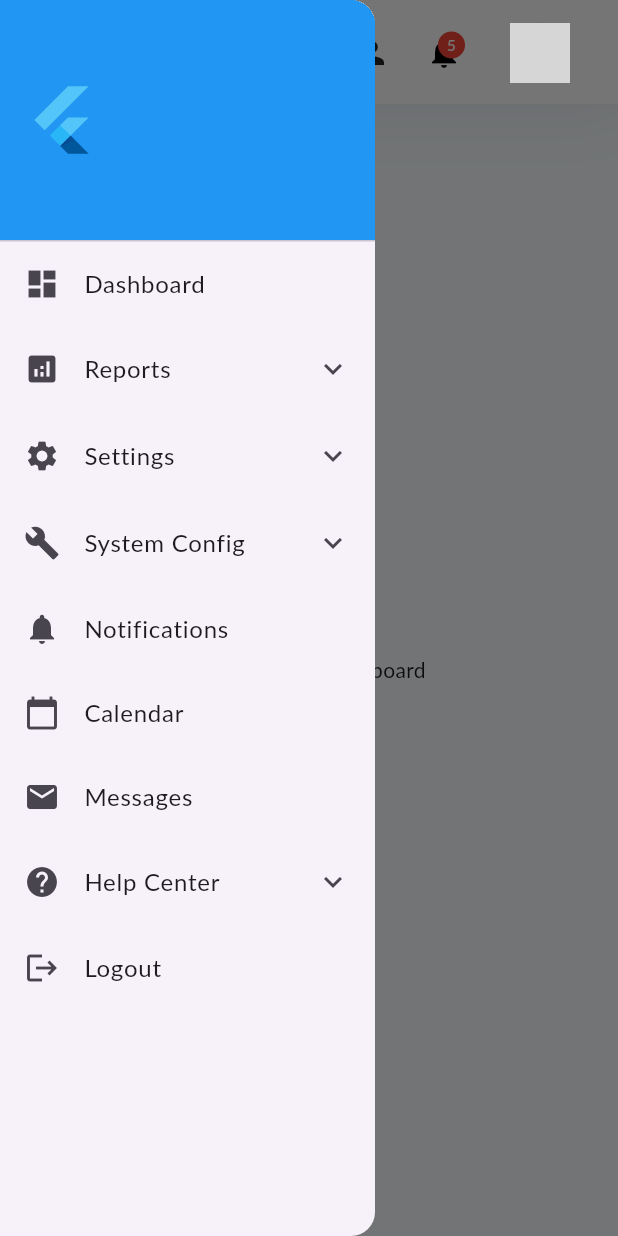
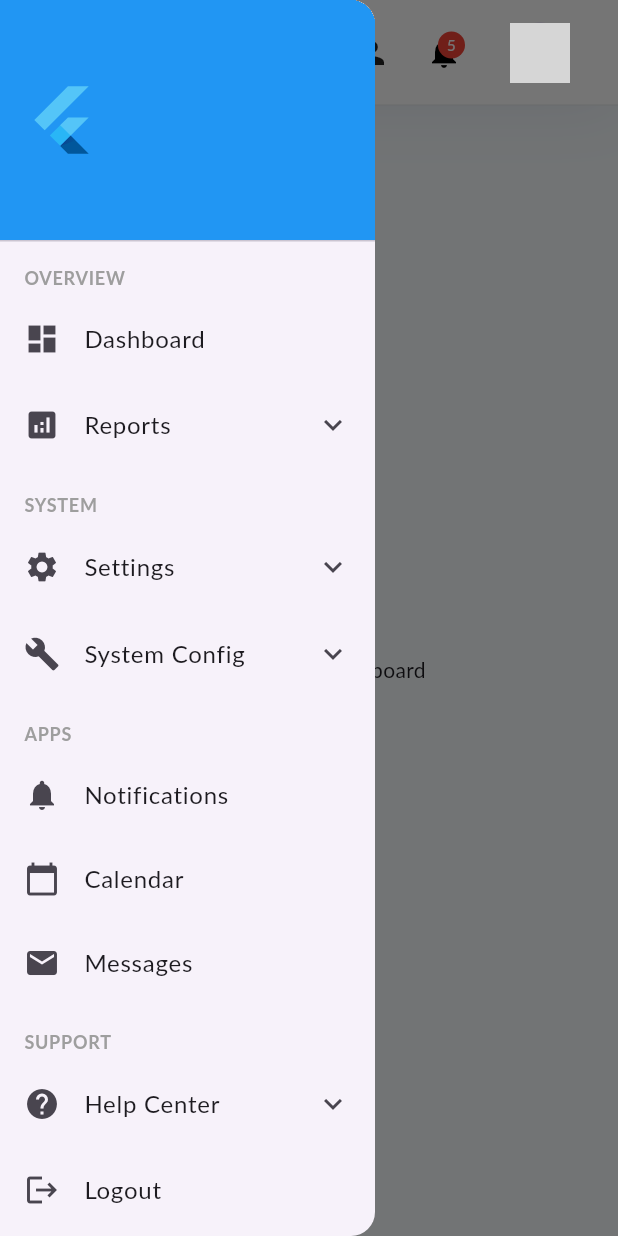
Before and after one commit to romulorodrigues/responsive_dashboard, a Flutter app: the screen it shows after launch, with the side drawer open, on a phone screen of 412 x 824 dp. Run offline on Flutter 3.47's test engine with Material 3 defaults, Android fonts, the phone set to English and light mode, and no system bars; network calls fail; Roboto replaces fonts that are missing (Lato); grey boxes are pictures that could not be loaded.

Commit message:
feat: section and menu item custom style

```diff
--- a/example/lib/main.dart
+++ b/example/lib/main.dart
@@ -67,11 +67,13 @@ class MyApp extends StatelessWidget {
           MenuItemModel(
             icon: Icons.dashboard,
             label: 'Dashboard',
+            section: 'Overview',
             onTap: () => debugPrint('Dashboard'),
           ),
           MenuItemModel(
             icon: Icons.analytics,
             label: 'Reports',
+            section: 'Overview',
             children: [
               MenuItemModel(
                 icon: Icons.bar_chart,
@@ -88,6 +90,7 @@ class MyApp extends StatelessWidget {
           MenuItemModel(
             icon: Icons.settings,
             label: 'Settings',
+            section: 'System',
             children: [
               MenuItemModel(
                 icon: Icons.security,
@@ -122,6 +125,7 @@ class MyApp extends StatelessWidget {
           MenuItemModel(
             icon: Icons.build,
             label: 'System Config',
+            section: 'System',
             children: [
               MenuItemModel(
                 icon: Icons.memory,
@@ -143,21 +147,25 @@ class MyApp extends StatelessWidget {
           MenuItemModel(
             icon: Icons.notifications,
             label: 'Notifications',
+            section: 'Apps',
             onTap: () => debugPrint('Notifications'),
           ),
           MenuItemModel(
             icon: Icons.calendar_today,
             label: 'Calendar',
+            section: 'Apps',
             onTap: () => debugPrint('Calendar'),
           ),
           MenuItemModel(
             icon: Icons.email,
             label: 'Messages',
+            section: 'Apps',
             onTap: () => debugPrint('Messages'),
           ),
           MenuItemModel(
             icon: Icons.help,
             label: 'Help Center',
+            section: 'Support',
             children: [
               MenuItemModel(
                 icon: Icons.book,
--- a/lib/src/layout/dashboard_layout.dart
+++ b/lib/src/layout/dashboard_layout.dart
@@ -10,6 +10,8 @@ class DashboardLayout extends StatefulWidget {
   final Color? backgroundColor;
   final Widget topBar;
   final List<MenuItemModel> menuItems;
+  final TextStyle? sideBarSectionTextStyle;
+  final TextStyle? sideBarMenuItemTextStyle;
 
   const DashboardLayout({
     Key? key,
@@ -17,6 +19,8 @@ class DashboardLayout extends StatefulWidget {
     required this.topBar,
     this.backgroundColor,
     required this.menuItems,
+    this.sideBarSectionTextStyle,
+    this.sideBarMenuItemTextStyle,
   }) : super(key: key);
 
   @override
@@ -77,6 +81,8 @@ class _DashboardLayoutState extends State<DashboardLayout> {
               onToggleMenu: toggleMenu,
               onForceExpand: forceExpand,
               menuItems: widget.menuItems,
+              sideBarSectionTextStyle: widget.sideBarSectionTextStyle,
+              sideBarMenuItemTextStyle: widget.sideBarMenuItemTextStyle,
             ),
           Expanded(
             child: Column(
--- a/lib/src/models/menu_item_model.dart
+++ b/lib/src/models/menu_item_model.dart
@@ -6,6 +6,7 @@ class MenuItemModel {
   final VoidCallback? onTap;
   final List<MenuItemModel>? children;
   bool isExpanded;
+  final String? section;
 
   MenuItemModel({
     required this.icon,
@@ -13,6 +14,7 @@ class MenuItemModel {
     this.onTap,
     this.children,
     this.isExpanded = false,
+    this.section,
   });
 
   bool get hasChildren => children != null && children!.isNotEmpty;
--- a/lib/src/widgets/side_bar.dart
+++ b/lib/src/widgets/side_bar.dart
@@ -6,6 +6,8 @@ class SideBar extends StatelessWidget {
   final VoidCallback onToggleMenu;
   final VoidCallback? onForceExpand;
   final List<MenuItemModel> menuItems;
+  final TextStyle? sideBarSectionTextStyle;
+  final TextStyle? sideBarMenuItemTextStyle;
 
   const SideBar({
     super.key,
@@ -13,6 +15,8 @@ class SideBar extends StatelessWidget {
     required this.onToggleMenu,
     this.onForceExpand,
     required this.menuItems,
+    this.sideBarSectionTextStyle,
+    this.sideBarMenuItemTextStyle,
   });
 
   @override
@@ -36,15 +40,47 @@ class SideBar extends StatelessWidget {
             Expanded(
               child: ListView(
                 padding: EdgeInsets.zero,
-                children: menuItems
-                    .map((item) => _buildMenuItem(context, item))
-                    .toList(),
+                children: _buildMenuItemsGroupedBySection(context),
               ),
             ),
           ],
         ),
       ),
     );
+  }
+
+  List<Widget> _buildMenuItemsGroupedBySection(BuildContext context) {
+    final Map<String?, List<MenuItemModel>> grouped = {};
+
+    for (var item in menuItems) {
+      grouped.putIfAbsent(item.section, () => []).add(item);
+    }
+
+    final List<Widget> widgets = [];
+
+    grouped.forEach((section, items) {
+      if (section != null && !isCollapsed) {
+        widgets.add(
+          Padding(
+            padding: const EdgeInsets.fromLTRB(16, 16, 16, 4),
+            child: Text(
+              section.toUpperCase(),
+              style: sideBarSectionTextStyle ??
+                  const TextStyle(
+                    fontSize: 12,
+                    fontWeight: FontWeight.bold,
+                    color: Colors.grey,
+                    letterSpacing: 0.5,
+                  ),
+            ),
+          ),
+        );
+      }
+
+      widgets.addAll(items.map((item) => _buildMenuItem(context, item)));
+    });
+
+    return widgets;
   }
 
   Widget _buildMenuItem(BuildContext context, MenuItemModel item) {
@@ -54,7 +90,9 @@ class SideBar extends StatelessWidget {
         leading: Icon(item.icon),
         title: Row(
           children: [
-            if (!isCollapsed) Expanded(child: Text(item.label)),
+            if (!isCollapsed)
+              Expanded(
+                  child: Text(item.label, style: sideBarMenuItemTextStyle)),
           ],
         ),
         initiallyExpanded: item.isExpanded,
@@ -76,7 +114,9 @@ class SideBar extends StatelessWidget {
         waitDuration: const Duration(milliseconds: 300),
         child: ListTile(
           leading: Icon(item.icon),
-          title: isCollapsed ? const SizedBox.shrink() : Text(item.label),
+          title: isCollapsed
+              ? const SizedBox.shrink()
+              : Text(item.label, style: sideBarMenuItemTextStyle),
           onTap: item.onTap,
           contentPadding: const EdgeInsets.symmetric(horizontal: 16),
           minLeadingWidth: 0,
```
